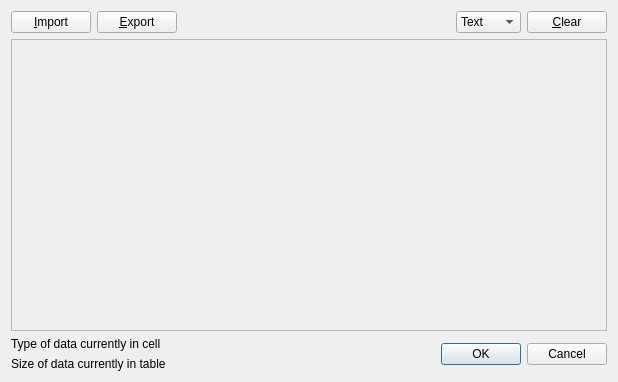
The window that src/EditDialog.ui (sqlitebrowser/sqlitebrowser) describes before a commit, drawn with Qt 5.
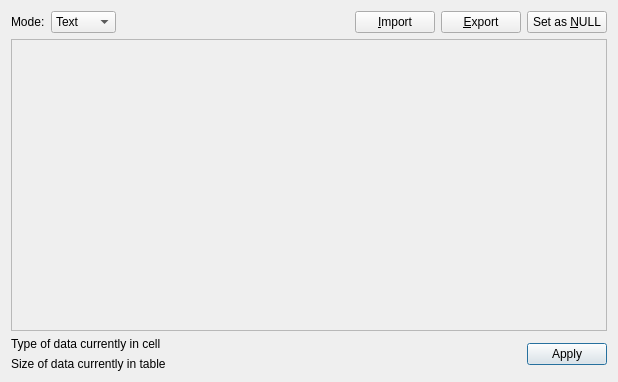
The same window after the commit. The open tabs and pages were chosen to show the change.

Commit message: Adjust the layout of the Edit Cell as per #673

```diff
--- a/src/EditDialog.ui
+++ b/src/EditDialog.ui
@@ -16,8 +16,65 @@
   <layout class="QVBoxLayout" name="verticalLayout_5">
    <item>
     <layout class="QHBoxLayout" name="horizontalLayout">
+     <item>
+      <widget class="QLabel" name="labelMode">
+       <property name="minimumSize">
+        <size>
+         <width>0</width>
+         <height>0</height>
+        </size>
+       </property>
+       <property name="text">
+        <string>Mode:</string>
+       </property>
+      </widget>
+     </item>
+     <item>
+      <widget class="QComboBox" name="comboMode">
+       <property name="minimumSize">
+        <size>
+         <width>0</width>
+         <height>0</height>
+        </size>
+       </property>
+       <item>
+        <property name="text">
+         <string>Text</string>
+        </property>
+       </item>
+       <item>
+        <property name="text">
+         <string>Binary</string>
+        </property>
+       </item>
+       <item>
+        <property name="text">
+         <string>Image</string>
+        </property>
+       </item>
+      </widget>
+     </item>
+     <item>
+      <spacer name="horizontalSpacer">
+       <property name="orientation">
+        <enum>Qt::Horizontal</enum>
+       </property>
+       <property name="sizeHint" stdset="0">
+        <size>
+         <width>40</width>
+         <height>20</height>
+        </size>
+       </property>
+      </spacer>
+     </item>
      <item>
       <widget class="QPushButton" name="buttonImport">
+       <property name="minimumSize">
+        <size>
+         <width>0</width>
+         <height>0</height>
+        </size>
+       </property>
        <property name="toolTip">
         <string>Import text</string>
        </property>
@@ -31,6 +88,12 @@
      </item>
      <item>
       <widget class="QPushButton" name="buttonExport">
+       <property name="minimumSize">
+        <size>
+         <width>0</width>
+         <height>0</height>
+        </size>
+       </property>
        <property name="toolTip">
         <string>Export text</string>
        </property>
@@ -43,34 +106,13 @@
       </widget>
      </item>
      <item>
-      <spacer name="horizontalSpacer">
-       <property name="orientation">
-        <enum>Qt::Horizontal</enum>
-       </property>
-       <property name="sizeHint" stdset="0">
+      <widget class="QPushButton" name="buttonNull">
+       <property name="minimumSize">
         <size>
-         <width>40</width>
-         <height>20</height>
+         <width>0</width>
+         <height>0</height>
         </size>
        </property>
-      </spacer>
-     </item>
-     <item>
-      <widget class="QComboBox" name="comboEditor">
-       <item>
-        <property name="text">
-         <string>Text</string>
-        </property>
-       </item>
-       <item>
-        <property name="text">
-         <string>Binary</string>
-        </property>
-       </item>
-      </widget>
-     </item>
-     <item>
-      <widget class="QPushButton" name="buttonClear">
        <property name="toolTip">
         <string>Clear cell data</string>
        </property>
@@ -78,7 +120,7 @@
         <string>Erases the contents of the cell</string>
        </property>
        <property name="text">
-        <string>&amp;Clear</string>
+        <string>Set as &amp;NULL</string>
        </property>
       </widget>
      </item>
@@ -163,12 +205,25 @@
       </layout>
      </item>
      <item>
-      <widget class="QDialogButtonBox" name="buttonBox">
+      <spacer name="horizontalSpacer_2">
        <property name="orientation">
         <enum>Qt::Horizontal</enum>
        </property>
-       <property name="standardButtons">
-        <set>QDialogButtonBox::Cancel|QDialogButtonBox::Ok</set>
+       <property name="sizeHint" stdset="0">
+        <size>
+         <width>40</width>
+         <height>20</height>
+        </size>
+       </property>
+      </spacer>
+     </item>
+     <item>
+      <widget class="QPushButton" name="buttonApply">
+       <property name="text">
+        <string>Apply</string>
+       </property>
+       <property name="default">
+        <bool>true</bool>
        </property>
       </widget>
      </item>
```
Left out of the diff: 138 changed lines with no effect on the pictures. The commit also changes 3 other files.
